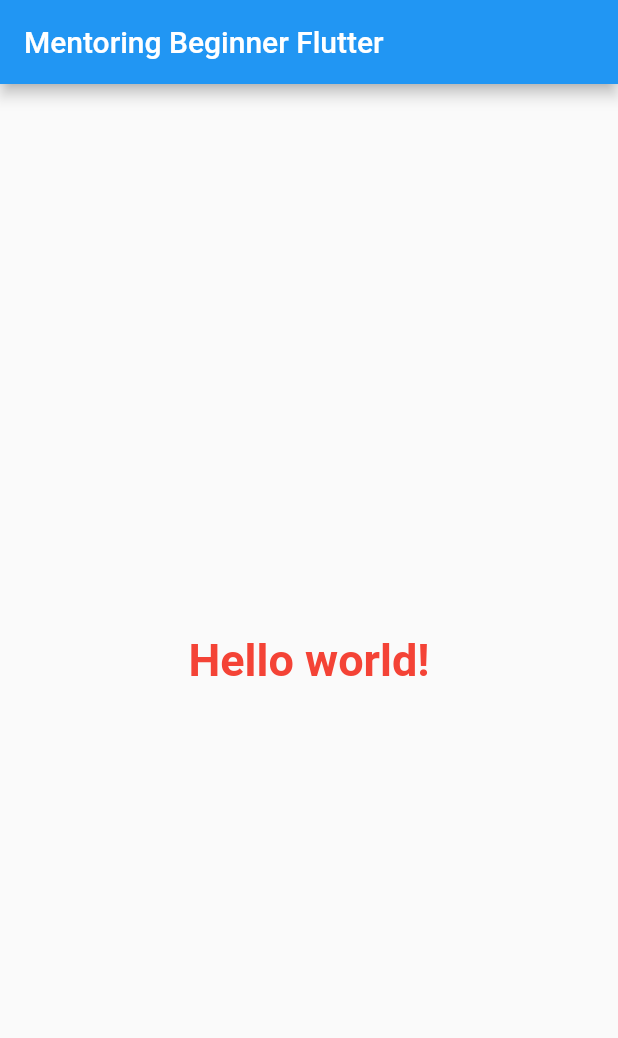
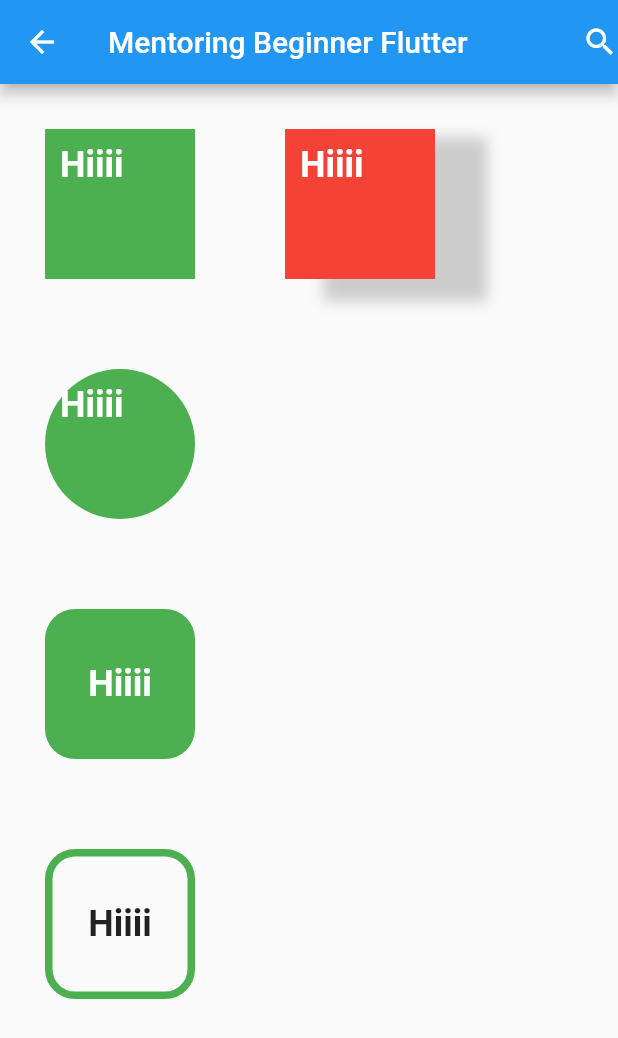
Before and after one commit to PuspitaKartika/incubix, a Flutter app: the screen it shows after launch, on a phone screen of 412 x 824 dp. Shown: the top 1038 px of the screen. Run offline on Flutter 3.47's test engine with Material 2 defaults, Android fonts, the phone set to English and light mode, and no system bars.

Commit message:
container

```diff
--- a/lib/main.dart
+++ b/lib/main.dart
@@ -10,18 +10,136 @@ class MyApp extends StatelessWidget {
   @override
   Widget build(BuildContext context) {
     return MaterialApp(
+      debugShowCheckedModeBanner: false,
       title : "Mentoring Beginner FLutter",
       home: Scaffold(
         appBar: AppBar(
+          leading: IconButton(
+            onPressed: (){},
+            icon: Icon(Icons.arrow_back),
+          ),
           title: Text("Mentoring Beginner Flutter"),
+          actions: [
+            Icon(Icons.search),
+          ],
         ),
-        body: Center(
-          child: Text("Hello world!", style: TextStyle(
-            fontWeight: FontWeight.bold,
-            fontSize: 30,
-            color: Colors.red
-          ),),
-        ),
+        body: Row(
+          children: [
+            Column(
+              children: [
+                //BIASA
+                Container(
+                  margin: EdgeInsets.all(30),
+                  padding: EdgeInsets.all(10),
+                  width: 100,
+                  height: 100,
+                  color: Colors.green,
+                  child: Text(
+                    "Hiiii", style: TextStyle(
+                    fontSize: 24,
+                    fontWeight: FontWeight.bold,
+                    color: Colors.white
+                  ),
+                  ),
+                ),
+
+                //circle
+                Container(
+                  margin: EdgeInsets.all(30),
+                  padding: EdgeInsets.all(10),
+                  width: 100,
+                  height: 100,
+                  decoration: BoxDecoration(
+                    shape: BoxShape.circle,
+                    color: Colors.green,
+                  ),
+                  child: Text(
+                    "Hiiii", style: TextStyle(
+                      fontSize: 24,
+                      fontWeight: FontWeight.bold,
+                      color: Colors.white
+                  ),
+                  ),
+                ),
+
+                //radius
+                Container(
+                  margin: EdgeInsets.all(30),
+                  padding: EdgeInsets.all(10),
+                  width: 100,
+                  height: 100,
+                  decoration: BoxDecoration(
+                    borderRadius: BorderRadius.circular(20),
+                    color: Colors.green,
+                  ),
+                  child: Center(
+                    child: Text(
+                      "Hiiii", style: TextStyle(
+                        fontSize: 24,
+                        fontWeight: FontWeight.bold,
+                        color: Colors.white
+                    ),
+                    ),
+                  ),
+                ),
+
+                Container(
+                  margin: EdgeInsets.all(30),
+                  padding: EdgeInsets.all(10),
+                  width: 100,
+                  height: 100,
+                  decoration: BoxDecoration(
+                    borderRadius: BorderRadius.circular(20),
+                    border: Border.all(
+                      width: 5,
+                      color: Colors.green
+                    ),
+                  ),
+                  child: Center(
+                    child: Text(
+                      "Hiiii", style: TextStyle(
+                        fontSize: 24,
+                        fontWeight: FontWeight.bold,
+                    ),
+                    ),
+                  ),
+                ),
+
+
+              ],
+            ),
+
+            Column(
+              children: [
+                Container(
+                  margin: EdgeInsets.all(30),
+                  padding: EdgeInsets.all(10),
+                  width: 100,
+                  height: 100,
+                  decoration: BoxDecoration(
+                    color: Colors.red,
+                    boxShadow: [
+                      BoxShadow(
+                        color: Colors.grey.withOpacity(0.5),
+                        spreadRadius: 5,
+                        blurRadius: 7,
+                        offset: Offset(30,10)
+
+                      )
+                    ]
+                  ),
+                  child: Text(
+                    "Hiiii", style: TextStyle(
+                      fontSize: 24,
+                      fontWeight: FontWeight.bold,
+                      color: Colors.white
+                  ),
+                  ),
+                ),
+              ],
+            ),
+          ],
+        )
       ),
     );
   }
```
